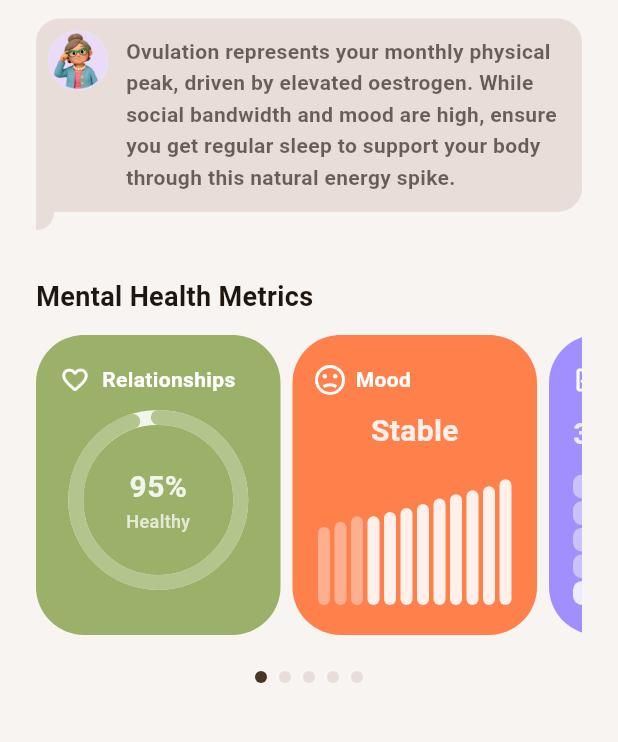
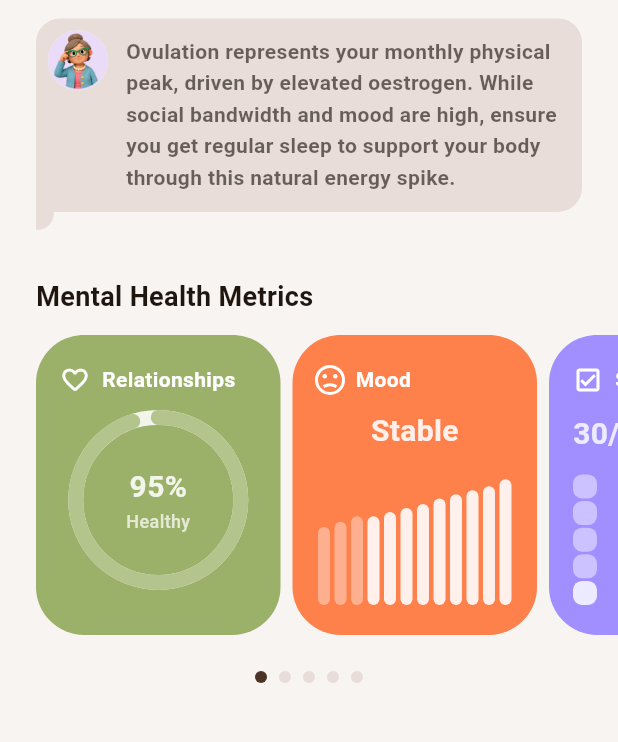
Before and after one commit to dsegelov123/Irma-App, a Flutter app: the DashboardView screen opened directly with empty values, scrolled down 534 dp, on a phone screen of 412 x 824 dp, the part 338-1080 px from its top. Run offline on Flutter 3.47's test engine with Material 3 defaults, Android fonts, the phone set to English and light mode, and no system bars; our stand-ins replace flutter_secure_storage, google_fonts, hive_flutter, local_auth; accounts and stored records are empty.

Commit message:
style: fix horizontal metrics cards padding layout

```diff
--- a/lib/views/dashboard_view.dart
+++ b/lib/views/dashboard_view.dart
@@ -150,17 +150,19 @@ class _DashboardViewState extends State<DashboardView> {
             // ── Main Dashboard Content ──────────────────────────
             Padding(
               padding: const EdgeInsets.only(
-                left: IrmaSpacing.lg,
-                right: IrmaSpacing.lg,
                 top: IrmaSpacing.xl,
                 bottom: IrmaSpacing.lg + 80.0 + IrmaSpacing.md,
               ),
               child: Column(
                 crossAxisAlignment: CrossAxisAlignment.start,
                 children: [
-
-                  // ── Advice Section Header ─────────────────────────────
-                  Text("Irma's advice", style: IrmaTextStyles.labelXl.copyWith(color: IrmaColors.brown100)),
+                  // ── Advice Section Header & Bubble ─────────────────────
+                  Padding(
+                    padding: const EdgeInsets.symmetric(horizontal: IrmaSpacing.lg),
+                    child: Column(
+                      crossAxisAlignment: CrossAxisAlignment.start,
+                      children: [
+                        Text("Irma's advice", style: IrmaTextStyles.labelXl.copyWith(color: IrmaColors.brown100)),
                   const SizedBox(height: IrmaSpacing.sm),
 
                   // ── Advice Chat Bubble ────────────────────────────────
@@ -220,15 +222,23 @@ class _DashboardViewState extends State<DashboardView> {
                       ),
                     ],
                   ),
+                ],
+              ),
+            ),
                   const SizedBox(height: IrmaSpacing.xl),
 
                   // ── Mental Health Metrics Section ─────────────────────
-                  Text("Mental Health Metrics", style: IrmaTextStyles.labelXl.copyWith(color: IrmaColors.brown100)),
+                  Padding(
+                    padding: const EdgeInsets.symmetric(horizontal: IrmaSpacing.lg),
+                    child: Text("Mental Health Metrics", style: IrmaTextStyles.labelXl.copyWith(color: IrmaColors.brown100)),
+                  ),
                   const SizedBox(height: 12.0),
 
                   SingleChildScrollView(
                     scrollDirection: Axis.horizontal,
-                    child: Row(
+                    child: Padding(
+                      padding: const EdgeInsets.symmetric(horizontal: IrmaSpacing.lg),
+                      child: Row(
                       crossAxisAlignment: CrossAxisAlignment.start,
                       children: [
                         // Card 1: Relationships
@@ -413,6 +423,7 @@ class _DashboardViewState extends State<DashboardView> {
                       ],
                     ),
                   ),
+                ),
                   const SizedBox(height: 24.0),
 
                   // Pagination indicators
```
